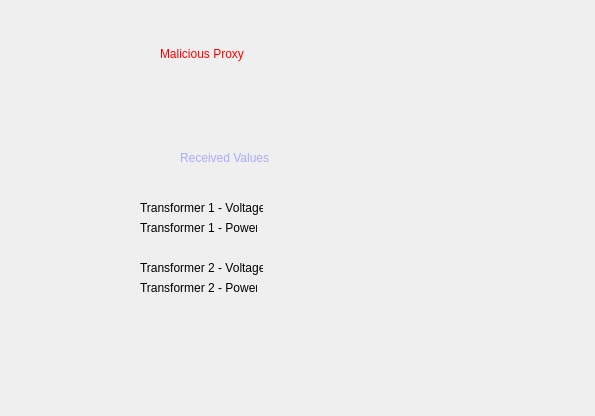
Old version of the form serverProxy/mainwindow.ui in the repository danalexandru26/MicroScadaMITM.
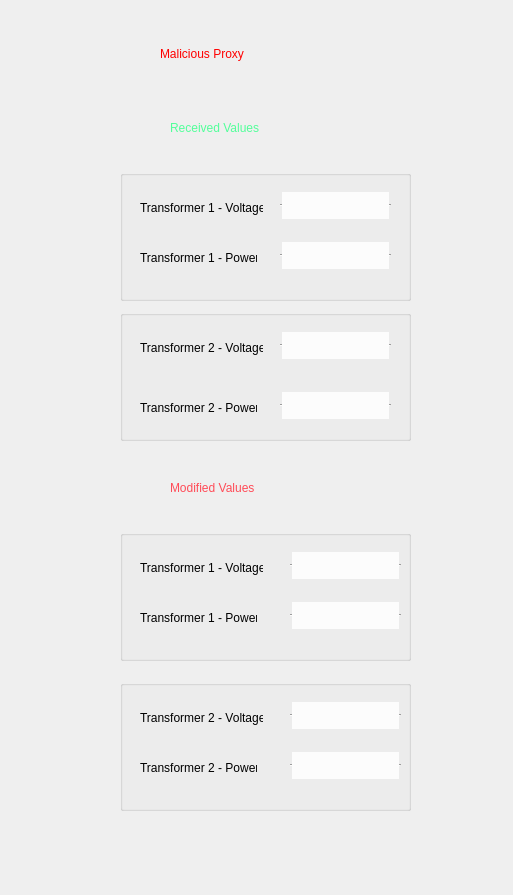
New version of the form.

Commit message: proxy working - to add value modifications

Diff of the .ui file:
```diff
--- a/serverProxy/mainwindow.ui
+++ b/serverProxy/mainwindow.ui
@@ -6,10 +6,16 @@
    <rect>
     <x>0</x>
     <y>0</y>
-    <width>595</width>
-    <height>416</height>
+    <width>513</width>
+    <height>895</height>
    </rect>
   </property>
+  <property name="sizePolicy">
+   <sizepolicy hsizetype="Fixed" vsizetype="Fixed">
+    <horstretch>0</horstretch>
+    <verstretch>0</verstretch>
+   </sizepolicy>
+  </property>
   <property name="windowTitle">
    <string>MainWindow</string>
   </property>
@@ -31,7 +37,7 @@
     <property name="geometry">
      <rect>
       <x>140</x>
-      <y>220</y>
+      <y>250</y>
       <width>117</width>
       <height>16</height>
      </rect>
@@ -44,7 +50,7 @@
     <property name="geometry">
      <rect>
       <x>140</x>
-      <y>260</y>
+      <y>340</y>
       <width>123</width>
       <height>16</height>
      </rect>
@@ -57,7 +63,7 @@
     <property name="geometry">
      <rect>
       <x>140</x>
-      <y>280</y>
+      <y>400</y>
       <width>117</width>
       <height>16</height>
      </rect>
@@ -66,58 +72,6 @@
      <string>Transformer 2 - Power</string>
     </property>
    </widget>
-   <widget class="QLabel" name="labelT2V">
-    <property name="geometry">
-     <rect>
-      <x>280</x>
-      <y>260</y>
-      <width>123</width>
-      <height>16</height>
-     </rect>
-    </property>
-    <property name="text">
-     <string/>
-    </property>
-   </widget>
-   <widget class="QLabel" name="labelT2P">
-    <property name="geometry">
-     <rect>
-      <x>280</x>
-      <y>280</y>
-      <width>123</width>
-      <height>16</height>
-     </rect>
-    </property>
-    <property name="text">
-     <string/>
-    </property>
-   </widget>
-   <widget class="QLabel" name="labelT1V">
-    <property name="geometry">
-     <rect>
-      <x>280</x>
-      <y>200</y>
-      <width>123</width>
-      <height>16</height>
-     </rect>
-    </property>
-    <property name="text">
-     <string/>
-    </property>
-   </widget>
-   <widget class="QLabel" name="labelT1P">
-    <property name="geometry">
-     <rect>
-      <x>280</x>
-      <y>220</y>
-      <width>123</width>
-      <height>16</height>
-     </rect>
-    </property>
-    <property name="text">
-     <string/>
-    </property>
-   </widget>
    <widget class="QLabel" name="label_5">
     <property name="geometry">
      <rect>
@@ -138,20 +92,329 @@
    <widget class="QLabel" name="label_6">
     <property name="geometry">
      <rect>
-      <x>180</x>
-      <y>140</y>
+      <x>170</x>
+      <y>110</y>
       <width>189</width>
       <height>36</height>
      </rect>
     </property>
     <property name="styleSheet">
-     <string notr="true">color:rgb(170, 170, 255);
+     <string notr="true">color:rgb(82, 255, 154);
 font: 20pt &quot;Segoe UI&quot;;</string>
     </property>
     <property name="text">
      <string>Received Values</string>
     </property>
    </widget>
+   <widget class="QLabel" name="label_7">
+    <property name="geometry">
+     <rect>
+      <x>170</x>
+      <y>470</y>
+      <width>191</width>
+      <height>36</height>
+     </rect>
+    </property>
+    <property name="styleSheet">
+     <string notr="true">color:rgb(255, 75, 87);
+font: 20pt &quot;Segoe UI&quot;;</string>
+    </property>
+    <property name="text">
+     <string>Modified Values</string>
+    </property>
+   </widget>
+   <widget class="QLabel" name="label_8">
+    <property name="geometry">
+     <rect>
+      <x>140</x>
+      <y>760</y>
+      <width>117</width>
+      <height>16</height>
+     </rect>
+    </property>
+    <property name="text">
+     <string>Transformer 2 - Power</string>
+    </property>
+   </widget>
+   <widget class="QLabel" name="label_9">
+    <property name="geometry">
+     <rect>
+      <x>140</x>
+      <y>560</y>
+      <width>123</width>
+      <height>16</height>
+     </rect>
+    </property>
+    <property name="text">
+     <string>Transformer 1 - Voltage</string>
+    </property>
+   </widget>
+   <widget class="QLabel" name="label_10">
+    <property name="geometry">
+     <rect>
+      <x>140</x>
+      <y>710</y>
+      <width>123</width>
+      <height>16</height>
+     </rect>
+    </property>
+    <property name="text">
+     <string>Transformer 2 - Voltage</string>
+    </property>
+   </widget>
+   <widget class="QLabel" name="label_11">
+    <property name="geometry">
+     <rect>
+      <x>140</x>
+      <y>610</y>
+      <width>117</width>
+      <height>16</height>
+     </rect>
+    </property>
+    <property name="text">
+     <string>Transformer 1 - Power</string>
+    </property>
+   </widget>
+   <widget class="QTextEdit" name="labelT1V">
+    <property name="geometry">
+     <rect>
+      <x>280</x>
+      <y>190</y>
+      <width>111</width>
+      <height>31</height>
+     </rect>
+    </property>
+    <property name="inputMethodHints">
+     <set>Qt::InputMethodHint::ImhNone</set>
+    </property>
+    <property name="frameShape">
+     <enum>QFrame::Shape::HLine</enum>
+    </property>
+    <property name="frameShadow">
+     <enum>QFrame::Shadow::Sunken</enum>
+    </property>
+    <property name="readOnly">
+     <bool>true</bool>
+    </property>
+   </widget>
+   <widget class="QTextEdit" name="labelT1P">
+    <property name="geometry">
+     <rect>
+      <x>280</x>
+      <y>240</y>
+      <width>111</width>
+      <height>31</height>
+     </rect>
+    </property>
+    <property name="inputMethodHints">
+     <set>Qt::InputMethodHint::ImhNone</set>
+    </property>
+    <property name="frameShape">
+     <enum>QFrame::Shape::HLine</enum>
+    </property>
+    <property name="frameShadow">
+     <enum>QFrame::Shadow::Sunken</enum>
+    </property>
+    <property name="readOnly">
+     <bool>true</bool>
+    </property>
+   </widget>
+   <widget class="QTextEdit" name="labelT2V">
+    <property name="geometry">
+     <rect>
+      <x>280</x>
+      <y>330</y>
+      <width>111</width>
+      <height>31</height>
+     </rect>
+    </property>
+    <property name="inputMethodHints">
+     <set>Qt::InputMethodHint::ImhNone</set>
+    </property>
+    <property name="frameShape">
+     <enum>QFrame::Shape::HLine</enum>
+    </property>
+    <property name="frameShadow">
+     <enum>QFrame::Shadow::Sunken</enum>
+    </property>
+    <property name="readOnly">
+     <bool>true</bool>
+    </property>
+   </widget>
+   <widget class="QTextEdit" name="labelT2P">
+    <property name="geometry">
+     <rect>
+      <x>280</x>
+      <y>390</y>
+      <width>111</width>
+      <height>31</height>
+     </rect>
+    </property>
+    <property name="inputMethodHints">
+     <set>Qt::InputMethodHint::ImhNone</set>
+    </property>
+    <property name="frameShape">
+     <enum>QFrame::Shape::HLine</enum>
+    </property>
+    <property name="frameShadow">
+     <enum>QFrame::Shadow::Sunken</enum>
+    </property>
+    <property name="readOnly">
+     <bool>true</bool>
+    </property>
+   </widget>
+   <widget class="QGroupBox" name="groupBox">
+    <property name="geometry">
+     <rect>
+      <x>120</x>
+      <y>170</y>
+      <width>291</width>
+      <height>131</height>
+     </rect>
+    </property>
+    <property name="title">
+     <string/>
+    </property>
+    <property name="flat">
+     <bool>false</bool>
+    </property>
+   </widget>
+   <widget class="QGroupBox" name="groupBox_2">
+    <property name="geometry">
+     <rect>
+      <x>120</x>
+      <y>310</y>
+      <width>291</width>
+      <height>131</height>
+     </rect>
+    </property>
+    <property name="title">
+     <string/>
+    </property>
+    <property name="flat">
+     <bool>false</bool>
+    </property>
+   </widget>
+   <widget class="QTextEdit" name="labelT1P_2">
+    <property name="geometry">
+     <rect>
+      <x>290</x>
+      <y>550</y>
+      <width>111</width>
+      <height>31</height>
+     </rect>
+    </property>
+    <property name="inputMethodHints">
+     <set>Qt::InputMethodHint::ImhNone</set>
+    </property>
+    <property name="frameShape">
+     <enum>QFrame::Shape::HLine</enum>
+    </property>
+    <property name="frameShadow">
+     <enum>QFrame::Shadow::Sunken</enum>
+    </property>
+    <property name="readOnly">
+     <bool>true</bool>
+    </property>
+   </widget>
+   <widget class="QTextEdit" name="labelT1P_3">
+    <property name="geometry">
+     <rect>
+      <x>290</x>
+      <y>600</y>
+      <width>111</width>
+      <height>31</height>
+     </rect>
+    </property>
+    <property name="inputMethodHints">
+     <set>Qt::InputMethodHint::ImhNone</set>
+    </property>
+    <property name="frameShape">
+     <enum>QFrame::Shape::HLine</enum>
+    </property>
+    <property name="frameShadow">
+     <enum>QFrame::Shadow::Sunken</enum>
+    </property>
+    <property name="readOnly">
+     <bool>true</bool>
+    </property>
+   </widget>
+   <widget class="QTextEdit" name="labelT1P_4">
+    <property name="geometry">
+     <rect>
+      <x>290</x>
+      <y>700</y>
+      <width>111</width>
+      <height>31</height>
+     </rect>
+    </property>
+    <property name="inputMethodHints">
+     <set>Qt::InputMethodHint::ImhNone</set>
+    </property>
+    <property name="frameShape">
+     <enum>QFrame::Shape::HLine</enum>
+    </property>
+    <property name="frameShadow">
+     <enum>QFrame::Shadow::Sunken</enum>
+    </property>
+    <property name="readOnly">
+     <bool>true</bool>
+    </property>
+   </widget>
+   <widget class="QTextEdit" name="labelT1P_5">
+    <property name="geometry">
+     <rect>
+      <x>290</x>
+      <y>750</y>
+      <width>111</width>
+      <height>31</height>
+     </rect>
+    </property>
+    <property name="inputMethodHints">
+     <set>Qt::InputMethodHint::ImhNone</set>
+    </property>
+    <property name="frameShape">
+     <enum>QFrame::Shape::HLine</enum>
+    </property>
+    <property name="frameShadow">
+     <enum>QFrame::Shadow::Sunken</enum>
+    </property>
+    <property name="readOnly">
+     <bool>true</bool>
+    </property>
+   </widget>
+   <widget class="QGroupBox" name="groupBox_3">
+    <property name="geometry">
+     <rect>
+      <x>120</x>
+      <y>530</y>
+      <width>291</width>
+      <height>131</height>
+     </rect>
+    </property>
+    <property name="title">
+     <string/>
+    </property>
+    <property name="flat">
+     <bool>false</bool>
+    </property>
+   </widget>
+   <widget class="QGroupBox" name="groupBox_4">
+    <property name="geometry">
+     <rect>
+      <x>120</x>
+      <y>680</y>
+      <width>291</width>
+      <height>131</height>
+     </rect>
+    </property>
+    <property name="title">
+     <string/>
+    </property>
+    <property name="flat">
+     <bool>false</bool>
+    </property>
+   </widget>
   </widget>
  </widget>
  <resources/>
```
The commit also changes 5 other files.
